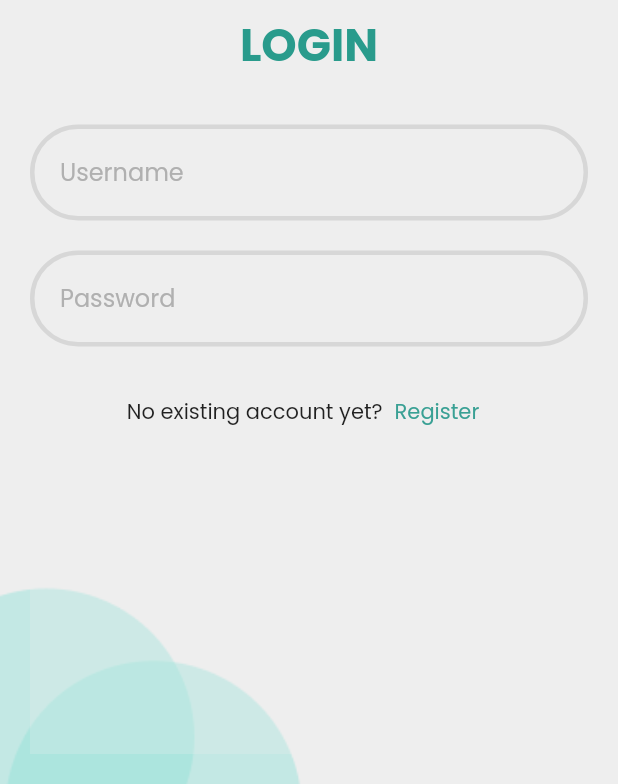
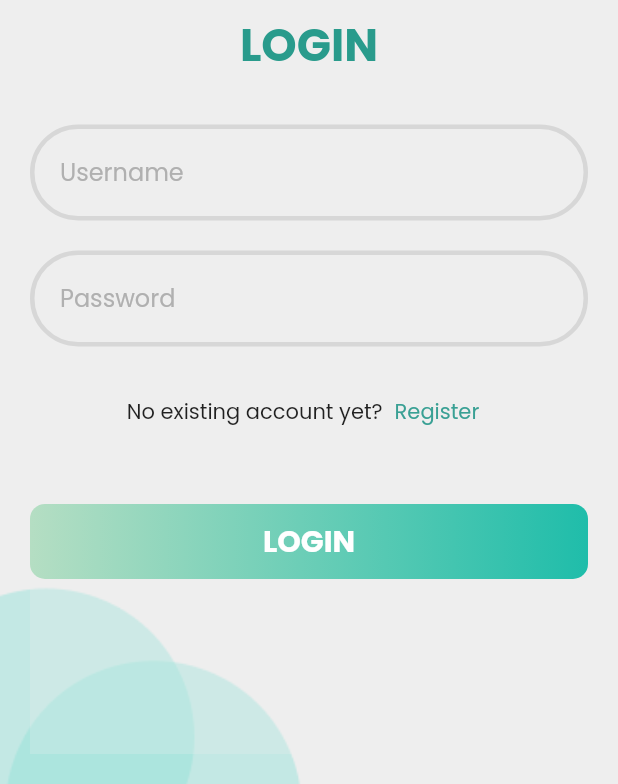
Before and after one commit to anneliszt/switch, a Flutter app: the screen it shows after launch, on a phone screen of 412 x 824 dp, the part 452-1236 px from its top. Run offline on Flutter 3.47's test engine with Material 2 defaults, Android fonts, the phone set to English and light mode, and no system bars; our stand-ins replace qr_flutter; missing offline and left inert: mobile_scanner.

Commit message:
update login

```diff
--- a/app/lib/login.dart
+++ b/app/lib/login.dart
@@ -41,7 +41,31 @@ void login(BuildContext context, String username, password) async {
         },
       );
     } else {
-      print('failed: ${response.body}');
+        showDialog(
+          context: context,
+          builder: (BuildContext context) {
+            return AlertDialog(
+              title: const Text('Login unsuccessful'),
+              content: Text('Account does not exist.'),
+              actions: <Widget>[
+                TextButton(
+                  child: Text('OK'),
+                  onPressed: () {
+                    Navigator.push(
+                        context,
+                        PageRouteBuilder(
+                          pageBuilder:
+                              (context, animation, secondaryAnimation) =>
+                                  LoginPage(),
+                          transitionDuration: Duration(seconds: 5),
+                          reverseTransitionDuration: Duration(seconds: 0),
+                        ));
+                  },
+                ),
+              ],
+            );
+          },
+        );
     }
   } catch (e) {
     print(e.toString());
@@ -179,6 +203,33 @@ class _LoginPageState extends State<LoginPage> {
               Padding(
                 padding: const EdgeInsets.symmetric(vertical: 16.0),
               ),
+              GestureDetector(
+                onTap: () {
+                  login(
+                      context,
+                      usernameController.text.toString(),
+                      passwordController.text.toString());
+                },
+                child: Container(
+                  height: 50,
+                  decoration: BoxDecoration(
+                      borderRadius: BorderRadius.circular(
+                          10.0), // Adjust the border radius as desired
+                      gradient: const LinearGradient(colors: [
+                        Color.fromARGB(255, 181, 222, 195),
+                        Color.fromARGB(255, 31, 189, 170)
+                      ])),
+                  child: Center(
+                    child: Text('LOGIN',
+                        style: TextStyle(
+                            fontSize: 20,
+                            fontFamily: 'Poppins',
+                            fontWeight: FontWeight.bold,
+                            color: Colors.white,
+                            decoration: TextDecoration.none)),
+                  ),
+                ),
+              )
             ],
           )),
     );
```
